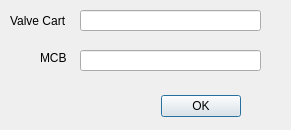
First picture: the form in src/MCC_GUI/qt/PortSel.ui, repository UVicRocketry/Hybrid-Controls-System, before the edit.
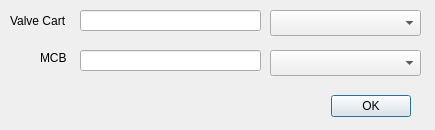
Second picture: the form after the edit.

Commit message: Redesign PortSel and Debug

Diff of the .ui file:
```diff
--- a/src/MCC_GUI/qt/PortSel.ui
+++ b/src/MCC_GUI/qt/PortSel.ui
@@ -6,7 +6,7 @@
    <rect>
     <x>0</x>
     <y>0</y>
-    <width>291</width>
+    <width>435</width>
     <height>130</height>
    </rect>
   </property>
@@ -18,7 +18,7 @@
     <rect>
      <x>20</x>
      <y>90</y>
-     <width>221</width>
+     <width>391</width>
      <height>32</height>
     </rect>
    </property>
@@ -75,6 +75,26 @@
     </rect>
    </property>
   </widget>
+  <widget class="QComboBox" name="c_vc">
+   <property name="geometry">
+    <rect>
+     <x>270</x>
+     <y>10</y>
+     <width>151</width>
+     <height>26</height>
+    </rect>
+   </property>
+  </widget>
+  <widget class="QComboBox" name="c_mcb">
+   <property name="geometry">
+    <rect>
+     <x>270</x>
+     <y>50</y>
+     <width>151</width>
+     <height>26</height>
+    </rect>
+   </property>
+  </widget>
  </widget>
  <resources/>
  <connections>
```
The commit also changes 7 other files.
